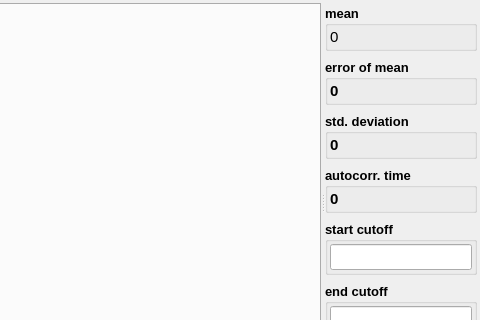
Qt form python/piworld/ScalarView.ui (ShaningSoul/pi-qmc) before a commit; both pictures show x 99 to 579 and y 0 to 320 of the 579 by 404 pixel window.
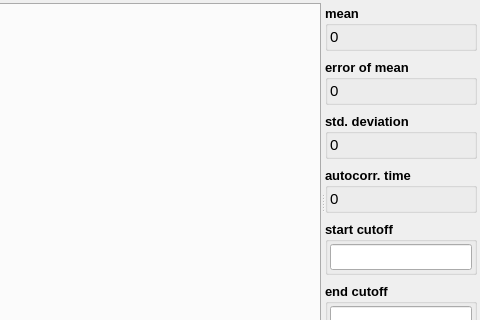
The same form after that commit.

The edit to the form file:
```diff
--- a/python/piworld/ScalarView.ui
+++ b/python/piworld/ScalarView.ui
@@ -48,7 +48,7 @@
        <enum>Qt::ElideMiddle</enum>
       </property>
      </widget>
-     <widget class="QWidget" name="">
+     <widget class="QWidget" name="layoutWidget">
       <layout class="QVBoxLayout" name="verticalLayout">
        <property name="spacing">
         <number>8</number>
@@ -154,6 +154,8 @@
             <property name="font">
              <font>
               <pointsize>11</pointsize>
+              <weight>50</weight>
+              <bold>false</bold>
              </font>
             </property>
             <property name="text">
@@ -206,6 +208,8 @@
             <property name="font">
              <font>
               <pointsize>11</pointsize>
+              <weight>50</weight>
+              <bold>false</bold>
              </font>
             </property>
             <property name="text">
@@ -258,6 +262,8 @@
             <property name="font">
              <font>
               <pointsize>11</pointsize>
+              <weight>50</weight>
+              <bold>false</bold>
              </font>
             </property>
             <property name="text">
```
Left out of the diff: 6 changed lines with no effect on the pictures.
